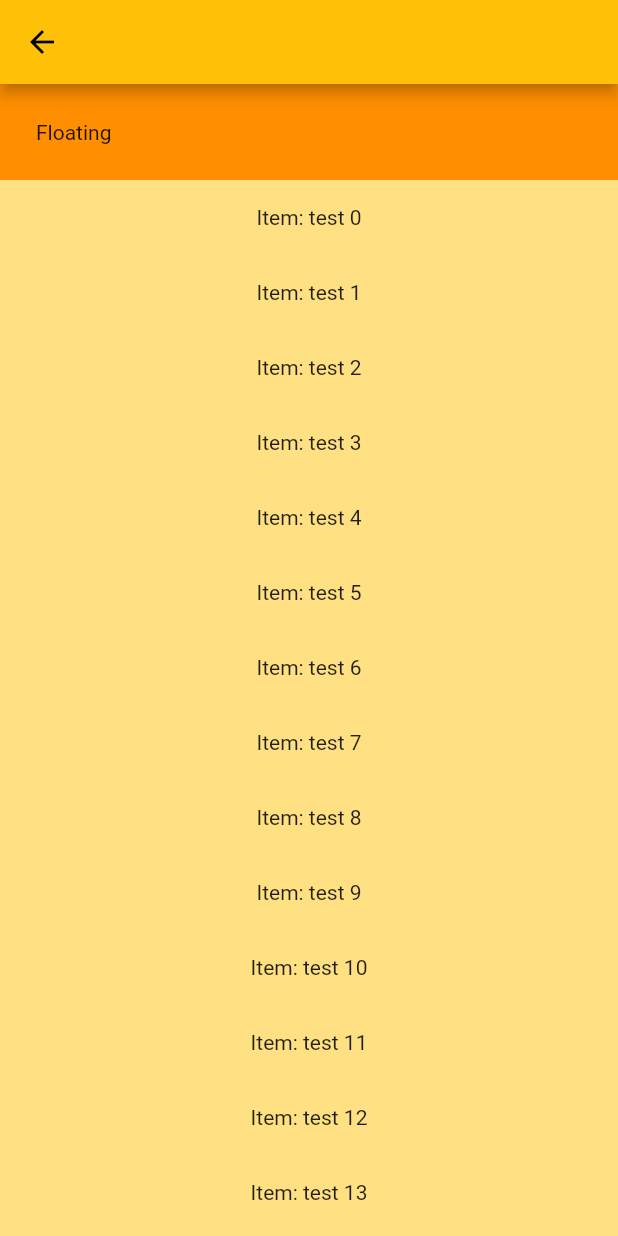
After one commit to marcoredz/flutter_animation_test, a Flutter app: the screen it shows after launch, after a tap on "List view", on a phone screen of 412 x 824 dp. The commit adds this screen. Run offline on Flutter 3.47's test engine with Material 2 defaults, Android fonts, the light colour scheme and no system bars; our stand-ins replace google_fonts.

Commit message:
add listview route to test slivers

```diff
--- a/lib/routes/animation_test.dart
+++ b/lib/routes/animation_test.dart
@@ -12,9 +12,9 @@ class AnimationTest extends StatefulWidget {
 
 class _AnimationTestState extends State<AnimationTest> {
   /* container var */
-  double _width = 100;
+  final double _width = 100;
   double _height = 50;
-  double _margin = 0;
+  final double _margin = 0;
   Color _color = Colors.grey;
 
   bool _toggleAnimation = false;
--- a/lib/routes/home.dart
+++ b/lib/routes/home.dart
@@ -1,5 +1,6 @@
 import 'package:flutter/material.dart';
 import 'package:flutter_animation_test/routes/animation_test.dart';
+import 'package:flutter_animation_test/routes/listview_route.dart';
 import 'package:flutter_animation_test/routes/test_route.dart';
 import 'package:google_fonts/google_fonts.dart';
 
@@ -68,6 +69,28 @@ class _HomeState extends State<Home> {
                 ),
               ),
             ),
+            const SizedBox(height: 25),
+            Expanded(
+              child: GestureDetector(
+                onTap: () => Navigator.push(
+                    context,
+                    MaterialPageRoute(
+                      builder: (builder) => const ListViewRoute(),
+                    )),
+                child: Container(
+                  decoration: BoxDecoration(
+                    color: Colors.amberAccent.shade400,
+                    borderRadius: const BorderRadius.all(
+                      Radius.circular(20),
+                    ),
+                  ),
+                  child: Center(
+                    child: Text("List view",
+                        style: GoogleFonts.quicksand(fontSize: 17, fontWeight: FontWeight.bold)),
+                  ),
+                ),
+              ),
+            ),
           ],
         ),
       ),
--- /dev/null
+++ b/lib/routes/listview_route.dart
@@ -0,0 +1,42 @@
+import 'package:flutter/material.dart';
+import 'package:flutter_animation_test/widgets/sliver_flexible_header.dart';
+
+class ListViewRoute extends StatelessWidget {
+  const ListViewRoute({Key? key}) : super(key: key);
+
+  @override
+  Widget build(BuildContext context) {
+    return Scaffold(
+      backgroundColor: Colors.amber.shade200,
+      appBar: AppBar(),
+      body: CustomScrollView(
+        physics: const BouncingScrollPhysics(),
+        slivers: [
+          SliverFlexibleHeader(
+            floating: true,
+            child: ColoredBox(
+              color: Colors.amber.shade800,
+              child: const Padding(
+                padding: EdgeInsetsDirectional.all(24),
+                child: Text("Floating"),
+              ),
+            ),
+          ),
+          SliverList(
+            delegate: SliverChildBuilderDelegate(
+              (BuildContext context, int index) {
+                return Container(
+                  alignment: Alignment.center,
+                  color: Colors.amber.shade200,
+                  height: 50,
+                  child: Text('Item: test $index'),
+                );
+              },
+              childCount: 15,
+            ),
+          ),
+        ],
+      ),
+    );
+  }
+}
--- /dev/null
+++ b/lib/widgets/sliver_flexible_header.dart
@@ -0,0 +1,128 @@
+import 'dart:math';
+
+import 'package:flutter/rendering.dart';
+import 'package:flutter/widgets.dart';
+
+/// [SliverFlexibleHeader] keeps its child pinned to the leading edge of the viewport.
+class SliverFlexibleHeader extends SingleChildRenderObjectWidget {
+  const SliverFlexibleHeader({
+    Key? key,
+    required Widget child,
+    this.floating = false,
+  }) : super(key: key, child: child);
+
+  final bool floating;
+
+  @override
+  RenderSliverFlexibleHeader createRenderObject(BuildContext context) {
+    return RenderSliverFlexibleHeader(floating: floating);
+  }
+}
+
+class RenderSliverFlexibleHeader extends RenderSliverSingleBoxAdapter {
+  RenderSliverFlexibleHeader({this.floating = false});
+
+  final bool floating;
+
+  double _lastActualScrollOffset = 0;
+  double _effectiveScrollOffset = 0;
+  double _childPosition = 0;
+
+  @override
+  void performLayout() {
+    if (child == null) {
+      geometry = SliverGeometry.zero;
+      return;
+    }
+    child!.layout(constraints.asBoxConstraints(), parentUsesSize: true);
+    final double maxExtent = childExtent;
+    final double paintExtent = maxExtent - _effectiveScrollOffset;
+    final double layoutExtent = maxExtent - constraints.scrollOffset;
+
+    if ((constraints.scrollOffset < _lastActualScrollOffset ||
+        _effectiveScrollOffset < maxExtent)) {
+      double delta = _lastActualScrollOffset - constraints.scrollOffset;
+      final bool allowFloatingExpansion =
+          constraints.userScrollDirection == ScrollDirection.forward;
+      if (allowFloatingExpansion) {
+        _effectiveScrollOffset = min(_effectiveScrollOffset, maxExtent);
+      } else {
+        delta = min(delta, 0);
+      }
+      _effectiveScrollOffset =
+          (_effectiveScrollOffset - delta).clamp(0.0, constraints.scrollOffset);
+    } else {
+      _effectiveScrollOffset = constraints.scrollOffset;
+    }
+
+    final paintedChildExtent = min(
+      childExtent,
+      constraints.remainingPaintExtent - constraints.overlap,
+    );
+    geometry = SliverGeometry(
+      paintExtent:
+          floating ? paintExtent.clamp(0.0, constraints.remainingPaintExtent) : paintedChildExtent,
+      maxPaintExtent: maxExtent,
+      paintOrigin: floating ? min(constraints.overlap, 0) : constraints.overlap,
+      scrollExtent: maxExtent,
+      layoutExtent: floating
+          ? min(
+              paintExtent.clamp(0.0, constraints.remainingPaintExtent),
+              layoutExtent.clamp(0.0, constraints.remainingPaintExtent),
+            )
+          : max(0.0, paintedChildExtent - constraints.scrollOffset),
+      hasVisualOverflow: floating ? true : paintedChildExtent < childExtent,
+    );
+    _childPosition = min(0, paintExtent - childExtent);
+    _lastActualScrollOffset = constraints.scrollOffset;
+  }
+
+  double get childExtent {
+    if (child == null) {
+      return 0;
+    }
+    assert(child!.hasSize);
+    switch (constraints.axis) {
+      case Axis.vertical:
+        return child!.size.height;
+      case Axis.horizontal:
+        return child!.size.width;
+    }
+  }
+
+  @override
+  void paint(PaintingContext context, Offset offset) {
+    if (child != null && geometry!.visible) {
+      switch (applyGrowthDirectionToAxisDirection(
+        constraints.axisDirection,
+        constraints.growthDirection,
+      )) {
+        case AxisDirection.up:
+          offset += Offset(
+            0,
+            geometry!.paintExtent - childMainAxisPosition(child!) - childExtent,
+          );
+          break;
+        case AxisDirection.down:
+          offset += Offset(0, childMainAxisPosition(child!));
+          break;
+        case AxisDirection.left:
+          offset += Offset(
+            geometry!.paintExtent - childMainAxisPosition(child!) - childExtent,
+            0,
+          );
+          break;
+        case AxisDirection.right:
+          offset += Offset(childMainAxisPosition(child!), 0);
+          break;
+      }
+      context.paintChild(child!, offset);
+    }
+  }
+
+  @override
+  double childMainAxisPosition(RenderBox child) {
+    assert(child == this.child);
+    return floating ? _childPosition : 0;
+  }
+}
```
